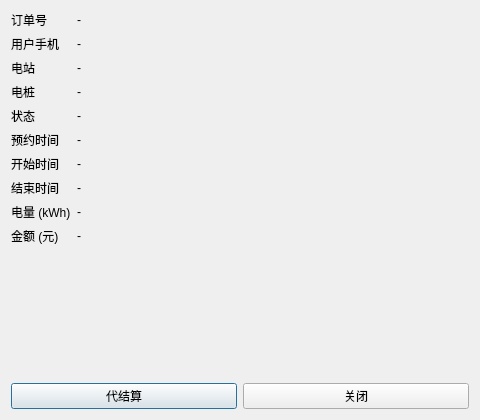
river-cc-77/task_ShortSemester, file admin/orderdetaildialog.ui: the form before one commit.
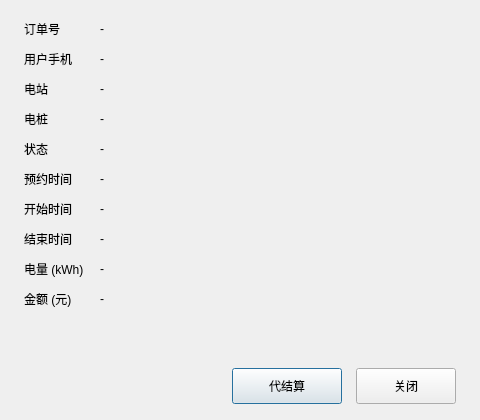
The form after the commit.

What changed in the file:
```diff
--- a/admin/orderdetaildialog.ui
+++ b/admin/orderdetaildialog.ui
@@ -14,8 +14,29 @@
    <string>订单详情</string>
   </property>
   <layout class="QVBoxLayout" name="verticalLayout">
+   <property name="leftMargin">
+    <number>24</number>
+   </property>
+   <property name="topMargin">
+    <number>20</number>
+   </property>
+   <property name="rightMargin">
+    <number>24</number>
+   </property>
+   <property name="bottomMargin">
+    <number>16</number>
+   </property>
+   <property name="spacing">
+    <number>14</number>
+   </property>
    <item>
     <layout class="QFormLayout" name="formLayout">
+     <property name="horizontalSpacing">
+      <number>16</number>
+     </property>
+     <property name="verticalSpacing">
+      <number>12</number>
+     </property>
      <item row="0" column="0">
       <widget class="QLabel" name="lblOrderNo">
        <property name="text">
@@ -160,8 +181,27 @@
    </item>
    <item>
     <layout class="QHBoxLayout" name="horizontalLayout">
+     <item>
+      <spacer name="horizontalSpacer_2">
+       <property name="orientation">
+        <enum>Qt::Horizontal</enum>
+       </property>
+       <property name="sizeHint" stdset="0">
+        <size>
+         <width>40</width>
+         <height>20</height>
+        </size>
+       </property>
+      </spacer>
+     </item>
      <item>
       <widget class="QPushButton" name="btnSettle">
+       <property name="minimumSize">
+        <size>
+         <width>110</width>
+         <height>36</height>
+        </size>
+       </property>
        <property name="text">
         <string>代结算</string>
        </property>
@@ -169,6 +209,12 @@
      </item>
      <item>
       <widget class="QPushButton" name="btnClose">
+       <property name="minimumSize">
+        <size>
+         <width>100</width>
+         <height>36</height>
+        </size>
+       </property>
        <property name="text">
         <string>关闭</string>
        </property>
```
